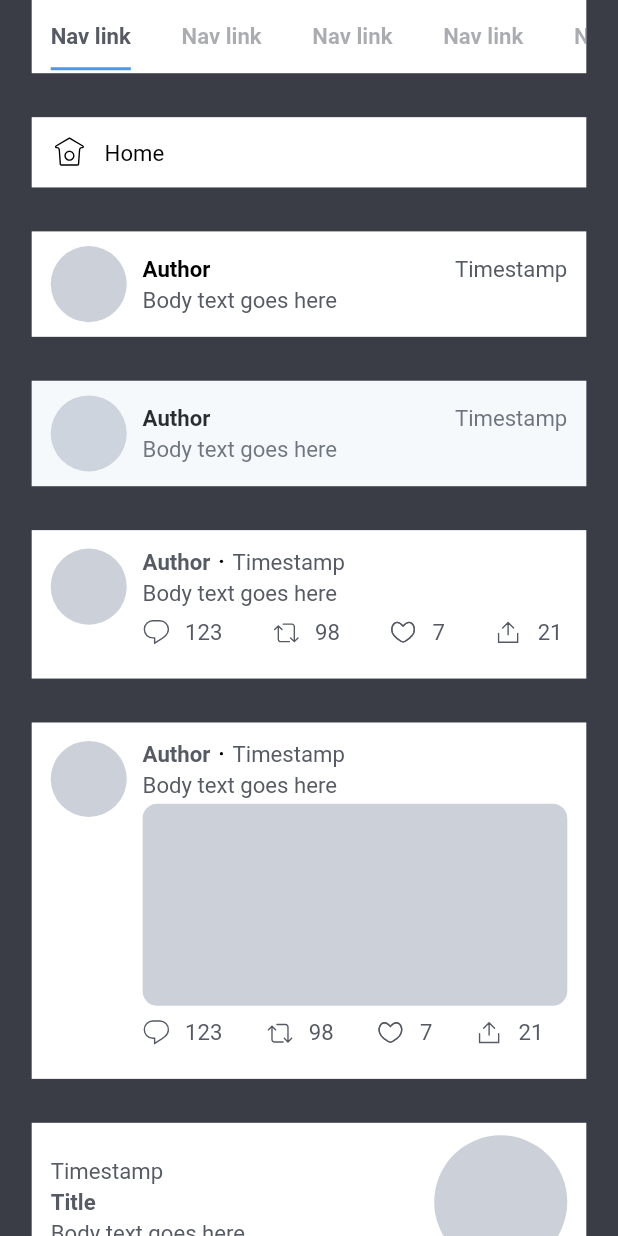
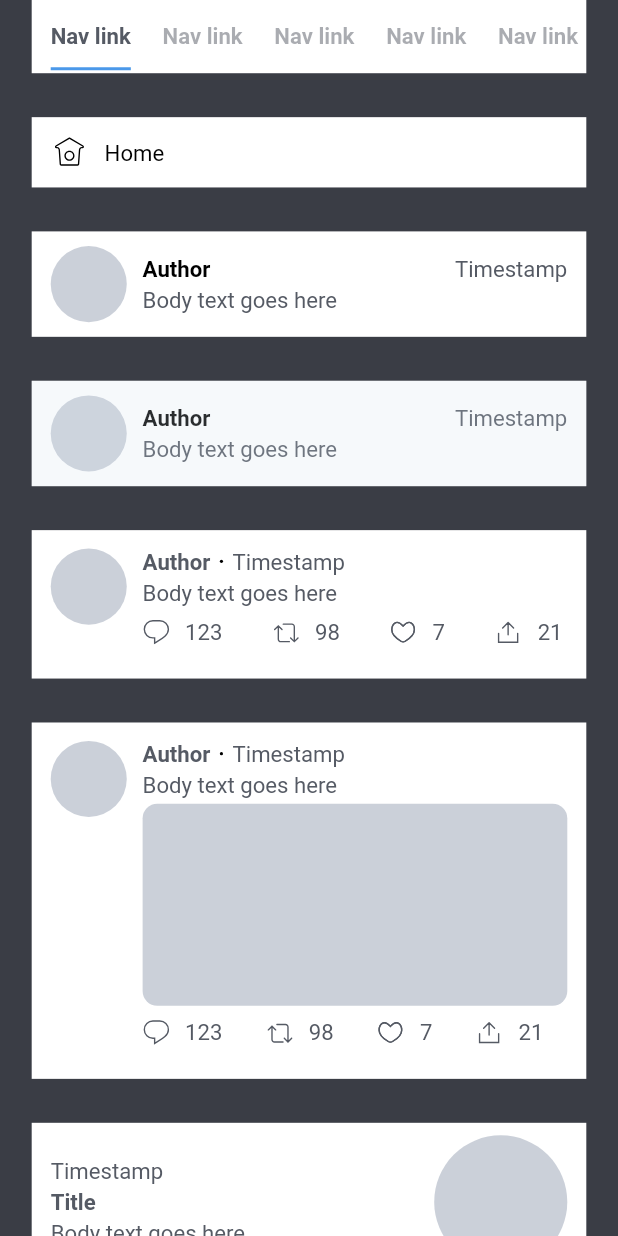
Before and after one commit to bukunmialuko/twitter_ui_kit, a Flutter app: the ItemsRootWidget screen opened by its route, on a phone screen of 412 x 824 dp. Run offline on Flutter 3.47's test engine with Material 2 defaults, Android fonts, the light colour scheme and no system bars; our stand-ins replace flutter_screenutil, flutter_svg, get_it.

Commit message:
Worked on tabs

```diff
--- a/lib/src/components/items/widgets/tabs_widget.dart
+++ b/lib/src/components/items/widgets/tabs_widget.dart
@@ -34,8 +34,8 @@ class TabsWidget extends StatelessWidget implements PreferredSizeWidget {
         ),
         controller: controller,
         padding: EdgeInsets.zero,
-        labelPadding: EdgeInsets.only(left: 12.w, right: 20.w),
-        indicatorPadding: EdgeInsets.only(left: 12.w, right: 20.w, bottom: 2.h),
+        labelPadding: EdgeInsets.only(left: 12.w, right: 8.w),
+        indicatorPadding: EdgeInsets.only(left: 12.w, right: 8.w, bottom: 2.h),
         tabs: tabs,
       ),
     );
```
